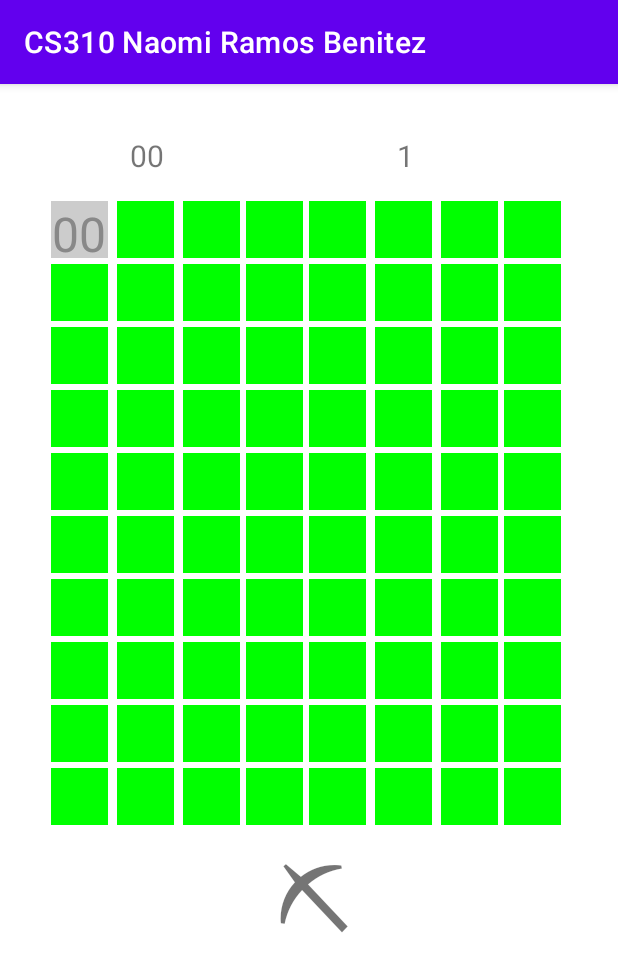
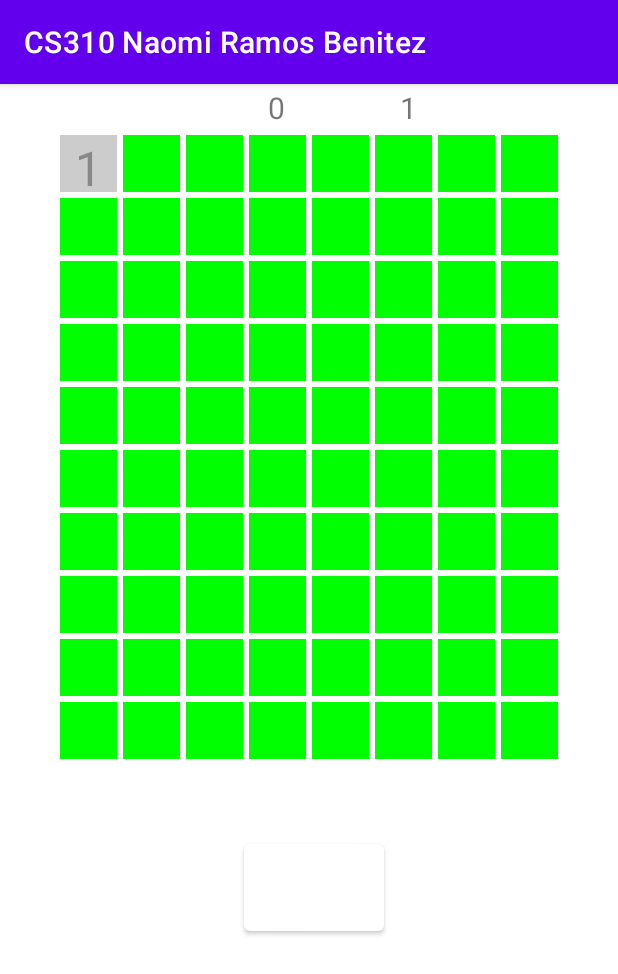
Before and after one commit to naomiramos97/Minesweeper, an Android app: the screen it shows after launch (MainActivity), after a tap on an icon or button, on a phone screen of 412 x 824 dp. Shown: the top 974 px of the screen. Run offline under Robolectric (Android 15) with nearby library versions, the phone set to English and light mode, and no system bars.

Commit message:
added bombs and numbers that count how many bombs are nearby

```diff
--- /dev/null
+++ b/app/src/main/java/com/example/minesweeper/Block.java
@@ -0,0 +1,44 @@
+package com.example.minesweeper;
+
+public class Block {
+    private int value;
+    private boolean isRevealed;
+    private boolean isFlagged;
+
+    public Block() {
+        this.value = 0;
+        this.isRevealed = false;
+        this.isFlagged = false;
+    }
+
+    public int getValue() {
+        return value;
+    }
+
+    public void setValue(int val) {
+        value = val;
+    }
+
+    public boolean isRevealed() {
+        return isRevealed;
+    }
+
+    public boolean isBomb(){
+        if (this.getValue() == -1){
+            return true;
+        }
+        return false;
+    }
+
+    public void setRevealed(boolean revealed) {
+        isRevealed = revealed;
+    }
+
+    public boolean isFlagged() {
+        return isFlagged;
+    }
+
+    public void setFlagged(boolean flagged) {
+        isFlagged = flagged;
+    }
+}
--- /dev/null
+++ b/app/src/main/java/com/example/minesweeper/Board.java
@@ -0,0 +1,81 @@
+package com.example.minesweeper;
+
+import java.util.List;
+import java.util.ArrayList;
+import java.util.Random;
+
+public class Board {
+    private List<List<Block>> blocks = new ArrayList<List<Block>>();
+
+    public Board(){
+        Random random = new Random();
+        for(int i = 0; i < 10; i++){
+            List<Block> bl = new ArrayList<Block>();
+            for(int j = 0; j < 8; j++) {
+                Block b = new Block();
+                b.setValue(0);
+                bl.add(b);
+            }
+            blocks.add(bl);
+        }
+
+        for(int i = 0; i < 4; i++){
+            int x = random.nextInt(9);
+            int y = random.nextInt(7);
+            if(blocks.get(x).get(y).getValue() == 0){
+                blocks.get(x).get(y).setValue(-1);
+            }
+            else{
+                i--;
+            }
+        }
+        int bombs = 0;
+
+        for(int i = 0; i < 10; i++){
+            for(int j = 0; j < 8; j++){
+                if(!blocks.get(i).get(j).isBomb()){
+                    List<Block> neighbors = getNeighbors(i,j);
+                    for(Block b: neighbors){
+                        if(b.isBomb()){
+                            bombs++;
+                        }
+                    }
+                    blocks.get(i).get(j).setValue(bombs);
+                    bombs = 0;
+                }
+            }
+        }
+    }
+
+    public Block getBlock(int x, int y){
+        if (x < 0 || x >= 10 || y < 0 || y >= 8) {
+            return null;
+        }
+        return blocks.get(x).get(y);
+    }
+
+    public List<Block> getNeighbors(int x, int y){
+        List<Block> neighbors = new ArrayList<Block>();
+        List<Block> n = new ArrayList<Block>();
+
+        neighbors.add(getBlock(x-1, y+1));
+        neighbors.add(getBlock(x, y-1));
+        neighbors.add(getBlock(x+1, y+1));
+        neighbors.add(getBlock(x-1, y));
+        neighbors.add(getBlock(x+1, y));
+        neighbors.add(getBlock(x-1, y-1));
+        neighbors.add(getBlock(x, y+1));
+        neighbors.add(getBlock(x+1, y-1));
+
+        for(Block b: neighbors){
+            if(b != null){
+                n.add(b);
+            }
+        }
+        return n;
+    }
+
+    public List<List<Block>> getBlocks() {
+        return blocks;
+    }
+}
--- a/app/src/main/java/com/example/minesweeper/MainActivity.java
+++ b/app/src/main/java/com/example/minesweeper/MainActivity.java
@@ -11,15 +11,20 @@ import androidx.appcompat.app.AppCompatActivity;
 import androidx.gridlayout.widget.GridLayout;
 
 import java.util.ArrayList;
+import java.util.Random;
+import java.util.List;
 
 public class MainActivity extends AppCompatActivity {
     private int clock = 0;
     private boolean running = false;
     private static final int COLUMN_COUNT = 8;
+    private static final int BOMB_COUNT = 4;
 
     // save the TextViews of all cells in an array, so later on,
     // when a TextView is clicked, we know which cell it is
+    private Board board = new Board();
     private ArrayList<TextView> cell_tvs;
+    private List<List<Block>> blocks = board.getBlocks();
 
     private int dpToPixel(int dp) {
         float density = Resources.getSystem().getDisplayMetrics().density;
@@ -33,15 +38,15 @@ public class MainActivity extends AppCompatActivity {
 
         cell_tvs = new ArrayList<TextView>();
         GridLayout grid = (GridLayout) findViewById(R.id.gridLayout01);
-        // Method (3): add four dynamically created cells with LayoutInflater
         LayoutInflater li = LayoutInflater.from(this);
-        for (int i = 3; i<=12; i++) {
+
+        Random random = new Random();
+        for (int i=0; i<=9; i++) {
             for (int j=0; j<=7; j++) {
                 TextView tv = (TextView) li.inflate(R.layout.custom_cell_layout, grid, false);
+                GridLayout.LayoutParams lp = (GridLayout.LayoutParams) tv.getLayoutParams();
                 tv.setBackgroundColor(Color.GREEN);
                 tv.setOnClickListener(this::onClickTV);
-
-                GridLayout.LayoutParams lp = (GridLayout.LayoutParams) tv.getLayoutParams();
                 lp.rowSpec = GridLayout.spec(i);
                 lp.columnSpec = GridLayout.spec(j);
 
@@ -72,12 +77,16 @@ public class MainActivity extends AppCompatActivity {
         int n = findIndexOfCellTextView(tv);
         int i = n / COLUMN_COUNT;
         int j = n % COLUMN_COUNT;
-        tv.setText(String.valueOf(i) + String.valueOf(j));
-        if (tv.getCurrentTextColor() == Color.GRAY) {
-            tv.setTextColor(Color.GREEN);
-            tv.setBackgroundColor(Color.parseColor("lime"));
-        } else {
+        Block b = board.getBlock(i, j);
+        if (b.isBomb()) {
+            tv.setText("\uD83D\uDCA3");
+            tv.setBackgroundColor(Color.RED);
+        } else if(!b.isBomb() && b.getValue() != 0) {
+            tv.setText(Integer.toString(b.getValue()));
             tv.setTextColor(Color.GRAY);
+            tv.setBackgroundColor(Color.LTGRAY);
+        }
+        else if(!b.isBomb() && b.getValue() == 0){
             tv.setBackgroundColor(Color.LTGRAY);
         }
         onClickStart(view);
--- a/app/src/main/res/layout/activity_main.xml
+++ b/app/src/main/res/layout/activity_main.xml
@@ -6,25 +6,14 @@
     android:layout_height="match_parent"
     tools:context=".MainActivity">
 
-    <androidx.gridlayout.widget.GridLayout
-        android:id="@+id/gridLayout01"
-        android:layout_gravity="center"
-        android:layout_marginStart="32dp"
-        android:layout_marginTop="32dp"
-        android:layout_marginEnd="32dp"
-        android:layout_marginBottom="32dp"
-        android:layout_width="380dp"
-        android:layout_height="580dp"
-        app:columnCount="10"
-        app:rowCount="14"
-        app:layout_constraintBottom_toBottomOf="parent"
-        app:layout_constraintEnd_toEndOf="parent"
-        app:layout_constraintHorizontal_bias="0.0"
-        app:layout_constraintStart_toStartOf="parent"
-        app:layout_constraintTop_toTopOf="parent"
-        app:layout_constraintVertical_bias="0.0"
-        >
-
+        <LinearLayout
+            android:id="@+id/linearLayout"
+            android:layout_width="wrap_content"
+            android:layout_height="wrap_content"
+            android:orientation="horizontal"
+            app:layout_constraintEnd_toEndOf="parent"
+            app:layout_constraintStart_toStartOf="parent"
+            app:layout_constraintTop_toTopOf="parent">
 
         <TextView
             android:id="@+id/textView00"
@@ -42,7 +31,23 @@
             app:layout_column="0"
             app:layout_row="0" />
 
-        <TextView
+            <TextView
+                android:id="@+id/textView10"
+                android:layout_width="wrap_content"
+                android:layout_height="wrap_content"
+                android:layout_marginStart="2dp"
+                android:layout_marginTop="2dp"
+                android:layout_marginEnd="2dp"
+                android:layout_marginBottom="2dp"
+                android:width="40dp"
+                android:height="40dp"
+                android:text="0"
+                android:textAlignment="center"
+                android:textSize="20sp"
+                app:layout_column="1"
+                app:layout_row="0" />
+
+            <TextView
             android:id="@+id/textView01"
             android:layout_width="wrap_content"
             android:layout_height="wrap_content"
@@ -58,23 +63,7 @@
             app:layout_column="4"
             app:layout_row="0" />
 
-        <TextView
-            android:id="@+id/textView10"
-            android:layout_width="wrap_content"
-            android:layout_height="wrap_content"
-            android:layout_marginStart="2dp"
-            android:layout_marginTop="2dp"
-            android:layout_marginEnd="2dp"
-            android:layout_marginBottom="2dp"
-            android:width="40dp"
-            android:height="40dp"
-            android:text="00"
-            android:textAlignment="center"
-            android:textSize="20sp"
-            app:layout_column="1"
-            app:layout_row="0" />
-
-        <TextView
+            <TextView
             android:id="@+id/textView11"
             android:layout_width="wrap_content"
             android:layout_height="wrap_content"
@@ -90,14 +79,15 @@
             app:layout_column="5"
             app:layout_row="0" />
 
-    </androidx.gridlayout.widget.GridLayout>
+        </LinearLayout>
 
     <AbsoluteLayout
         android:layout_width="match_parent"
         android:layout_height="match_parent">
 
-        <TextView
+        <Button
             android:id="@+id/textView12"
+            app:backgroundTint="@color/white"
             android:layout_width="93dp"
             android:layout_height="70dp"
             android:layout_marginStart="2dp"
@@ -108,11 +98,25 @@
             android:layout_y="501dp"
             android:width="35dp"
             android:height="35dp"
-            android:text="@string/pick"
+            android:text="@string/flag"
             android:textAlignment="center"
-            android:textSize="60sp"
+            android:textSize="30sp"
             app:layout_column="4"
             app:layout_row="11" />
+
+        <androidx.gridlayout.widget.GridLayout
+            android:id="@+id/gridLayout01"
+            android:layout_width="380dp"
+            android:layout_height="580dp"
+            android:layout_gravity="center"
+            android:layout_marginStart="32dp"
+            android:layout_marginTop="32dp"
+            android:layout_marginEnd="32dp"
+            android:layout_marginBottom="32dp"
+            android:layout_x="38dp"
+            android:layout_y="32dp"
+            app:columnCount="8"
+            app:rowCount="10"></androidx.gridlayout.widget.GridLayout>
     </AbsoluteLayout>
 
 
```
